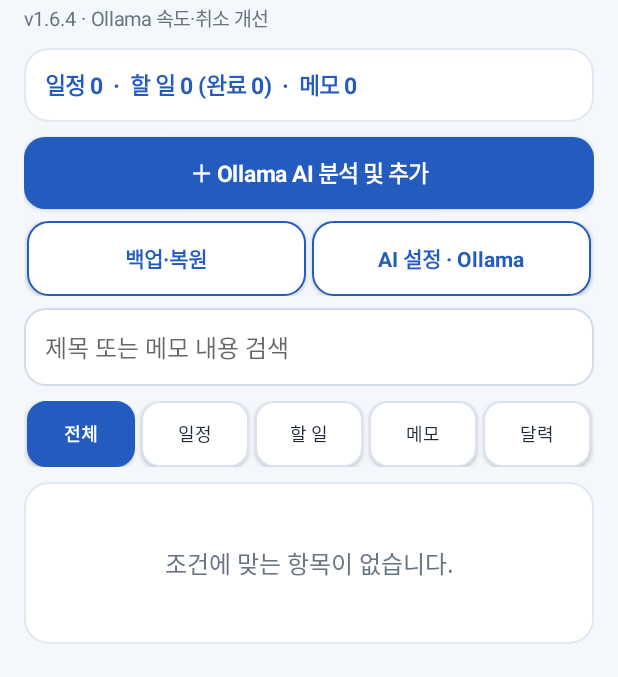
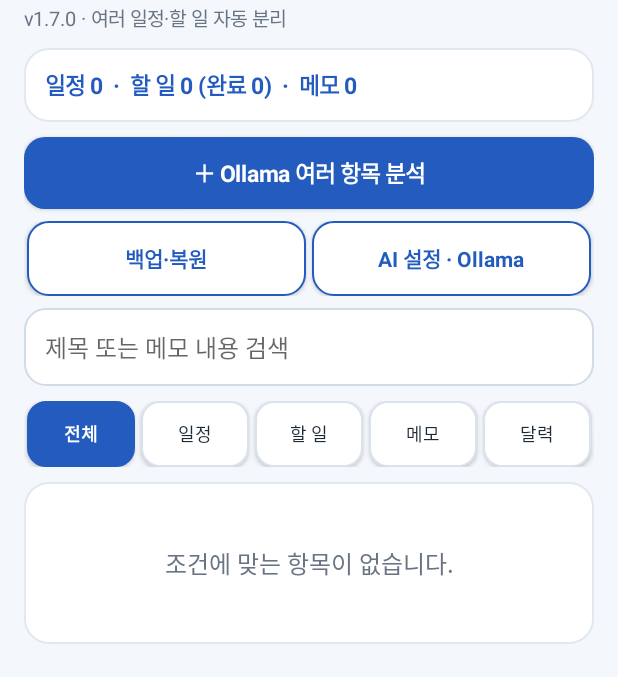
Before and after one commit to KANG77556/MyBrain-v3, an Android app: the screen it shows after launch (IntegratedMainActivity), on a phone screen of 412 x 824 dp, the part 75-752 px from its top. Run offline under Robolectric (Android 15) with nearby library versions, the light colour scheme and no system bars; pictures from the network do not load.

Commit message:
feat: 메인 화면에 다중 AI 분석 안내 적용

```diff
--- a/app/src/main/java/kr/co/mybrain/ai/IntegratedMainActivity.java
+++ b/app/src/main/java/kr/co/mybrain/ai/IntegratedMainActivity.java
@@ -14,7 +14,7 @@ import android.widget.TextView;
 
 /**
  * 기존 일정·할 일·메모 기능에 백업과 AI 공급자 설정을 통합한 실제 메인 화면입니다.
- * 기본 규칙 모드는 MainActivity 분석기를 유지하고, Ollama·GPT·Gemini는 AI 입력 화면으로 연결합니다.
+ * 기본 규칙 모드는 MainActivity 분석기를 유지하고, Ollama·GPT·Gemini는 다중 AI 입력 화면으로 연결합니다.
  */
 public class IntegratedMainActivity extends MainActivity {
     private static final int COLOR_PRIMARY = Color.rgb(35, 92, 190);
@@ -34,7 +34,7 @@ public class IntegratedMainActivity extends MainActivity {
 
         if (mainRoot.getChildCount() > 1 && mainRoot.getChildAt(1) instanceof TextView) {
             TextView versionText = (TextView) mainRoot.getChildAt(1);
-            versionText.setText("v1.6.4 · Ollama 속도·취소 개선");
+            versionText.setText("v1.7.0 · 여러 일정·할 일 자동 분리");
         }
 
         AiSettings settings = AiSettings.load(this);
@@ -50,11 +50,10 @@ public class IntegratedMainActivity extends MainActivity {
 
         if (AiSettings.PROVIDER_LOCAL.equals(settings.provider)) {
             addButton.setText("＋ 기본 규칙 분석 및 추가");
-            // MainActivity가 등록한 기존 규칙 분석 클릭 동작을 그대로 사용합니다.
             return;
         }
 
-        addButton.setText("＋ " + settings.providerLabel() + " AI 분석 및 추가");
+        addButton.setText("＋ " + settings.providerLabel() + " 여러 항목 분석");
         addButton.setOnClickListener(v -> startActivityForResult(
                 new Intent(this, AiInputActivity.class), REQUEST_AI_ANALYSIS));
     }
@@ -77,15 +76,11 @@ public class IntegratedMainActivity extends MainActivity {
                 LinearLayout.LayoutParams.MATCH_PARENT, dp(50));
         rowParams.setMargins(0, 0, 0, dp(8));
 
-        // 제목·요약·분석 버튼 다음, 검색창 바로 앞에 배치합니다.
         int insertIndex = Math.min(4, mainRoot.getChildCount());
         mainRoot.addView(row, insertIndex, rowParams);
     }
 
-    /**
-     * 달력과 선택 날짜의 항목 목록을 하나의 ScrollView 안에 넣습니다.
-     * 작은 화면이나 6주가 표시되는 달에도 달력 마지막 행이 잘리지 않습니다.
-     */
+    /** 달력과 선택 날짜의 항목 목록을 하나의 ScrollView 안에 넣습니다. */
     private void makeCalendarAndListScrollable(LinearLayout mainRoot) {
         EventCalendarView calendar = null;
         ScrollView contentScroll = null;
@@ -129,7 +124,6 @@ public class IntegratedMainActivity extends MainActivity {
         super.onActivityResult(requestCode, resultCode, data);
         if ((requestCode == REQUEST_AI_SETTINGS || requestCode == REQUEST_AI_ANALYSIS)
                 && resultCode == RESULT_OK) {
-            // 설정 변경 또는 새 항목 저장 후 메인 화면과 목록을 최신 상태로 다시 구성합니다.
             recreate();
         }
     }
```
